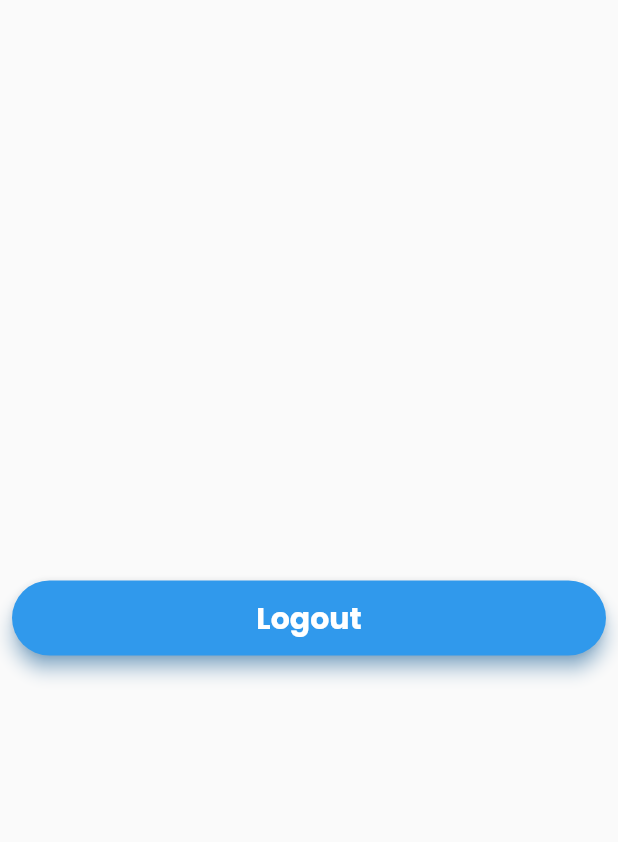
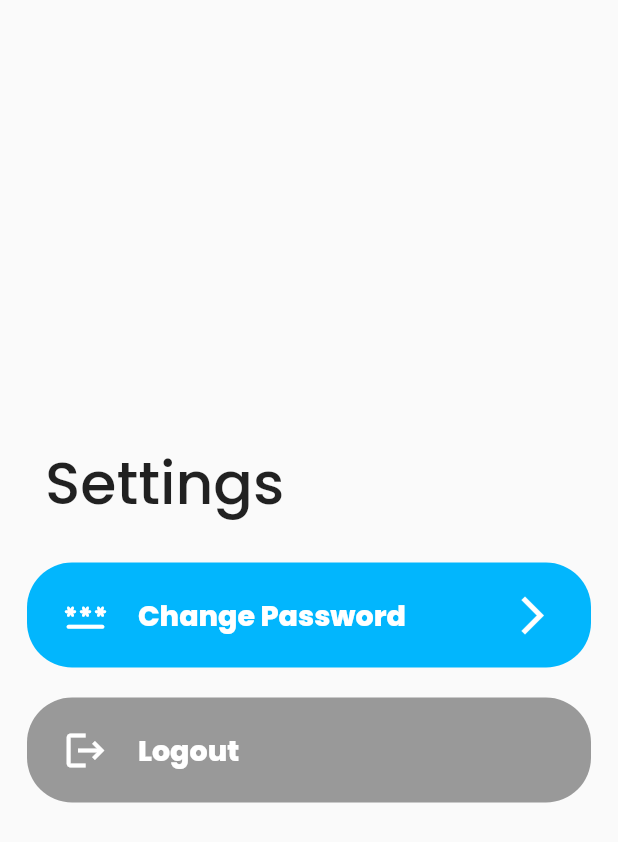
Before and after one commit to nbhatta34/XpenseApp-Android, a Flutter app: the Settings screen opened directly, on a phone screen of 412 x 824 dp. Shown: the top 842 px of the screen. Run offline on Flutter 3.47's test engine with Material 2 defaults, Android fonts, the light colour scheme and no system bars; our stand-ins replace curved_navigation_bar, flutter_spinkit, flutter_typeahead, fluttertoast, google_fonts, hive and 5 more; accounts and stored records are empty.

Commit message:
:white_check_mark: Change Password Completed

```diff
--- a/lib/Screens/Settings.dart
+++ b/lib/Screens/Settings.dart
@@ -1,6 +1,8 @@
 import 'package:flutter/material.dart';
 import 'package:google_fonts/google_fonts.dart';
+import 'package:xpense_android/Screens/ChangePassword.dart';
 import 'package:xpense_android/Screens/LoginScreen.dart';
+import 'package:fluttertoast/fluttertoast.dart';
 
 class Settings extends StatefulWidget {
   const Settings({Key? key}) : super(key: key);
@@ -18,33 +20,130 @@ class _SettingsState extends State<Settings> {
           child: Column(
             mainAxisAlignment: MainAxisAlignment.center,
             children: [
-              Padding(
-                padding: const EdgeInsets.all(8.0),
-                child: SizedBox(
-                  width: double.infinity,
-                  height: 50,
-                  child: ElevatedButton(
-                    onPressed: () {
+              Align(
+                alignment: Alignment.centerLeft,
+                child: Padding(
+                  padding: const EdgeInsets.symmetric(
+                      vertical: 14.0, horizontal: 30),
+                  child: Text(
+                    "Settings",
+                    style: GoogleFonts.poppins(
+                      fontSize: 39,
+                      fontWeight: FontWeight.w500,
+                    ),
+                  ),
+                ),
+              ),
+              InkWell(
+                onTap: () {
                   Navigator.push(
                     context,
                     MaterialPageRoute(
+                      builder: (context) => ChangePassword(),
+                    ),
+                  );
+                },
+                child: Padding(
+                  padding: const EdgeInsets.symmetric(
+                      vertical: 10.0, horizontal: 18),
+                  child: Container(
+                    padding: EdgeInsets.symmetric(vertical: 10, horizontal: 24),
+                    width: MediaQuery.of(context).size.width,
+                    decoration: BoxDecoration(
+                      color: Color.fromARGB(255, 2, 182, 253),
+                      borderRadius: BorderRadius.circular(30),
+                    ),
+                    child: Padding(
+                      padding: const EdgeInsets.symmetric(vertical: 10.0),
+                      child: Row(
+                        mainAxisAlignment: MainAxisAlignment.spaceBetween,
+                        children: [
+                          Row(
+                            children: [
+                              Icon(
+                                Icons.password_rounded,
+                                color: Colors.white,
+                                size: 30,
+                              ),
+                              SizedBox(
+                                width: 20,
+                              ),
+                              Text(
+                                "Change Password",
+                                style: GoogleFonts.poppins(
+                                  fontSize: 19,
+                                  fontWeight: FontWeight.w800,
+                                  color: Colors.white,
+                                ),
+                              ),
+                            ],
+                          ),
+                          Icon(
+                            Icons.arrow_forward_ios_outlined,
+                            color: Colors.white,
+                            size: 30,
+                          ),
+                        ],
+                      ),
+                    ),
+                  ),
+                ),
+              ),
+              InkWell(
+                key: Key("logout"),
+                onTap: () {
+                  Fluttertoast.showToast(
+                    msg: "Logged Out",
+                    backgroundColor: Colors.greenAccent,
+                    fontSize: 16,
+                    gravity: ToastGravity.TOP,
+                  );
+                  Navigator.push(
+                    (context),
+                    MaterialPageRoute(
                       builder: (context) => LoginScreen(),
-                          ));
+                    ),
+                  );
                 },
-                    child: Text(
+                child: Padding(
+                  padding: const EdgeInsets.symmetric(
+                      vertical: 10.0, horizontal: 18),
+                  child: Container(
+                    padding: EdgeInsets.symmetric(vertical: 10, horizontal: 24),
+                    width: MediaQuery.of(context).size.width,
+                    decoration: BoxDecoration(
+                      color: Color.fromARGB(255, 153, 153, 153),
+                      borderRadius: BorderRadius.circular(30),
+                    ),
+                    child: Column(
+                      children: [
+                        Align(
+                          alignment: Alignment.centerLeft,
+                          child: Padding(
+                            padding: const EdgeInsets.symmetric(vertical: 10.0),
+                            child: Row(
+                              children: [
+                                Icon(
+                                  Icons.logout,
+                                  color: Colors.white,
+                                  size: 30,
+                                ),
+                                SizedBox(
+                                  width: 20,
+                                ),
+                                Text(
                                   "Logout",
                                   style: GoogleFonts.poppins(
-                          color: Colors.white, fontSize: 20),
+                                    fontSize: 19,
+                                    fontWeight: FontWeight.w800,
+                                    color: Colors.white,
                                   ),
-                    style: ElevatedButton.styleFrom(
-                      primary: Color(0xff3099EC),
-                      shadowColor: Color(0xff3099EC),
-                      elevation: 5,
-                      shape: new RoundedRectangleBorder(
-                        borderRadius: new BorderRadius.circular(30),
                                 ),
-                      textStyle:
-                          TextStyle(fontSize: 30, fontWeight: FontWeight.bold),
+                              ],
+                            ),
+                          ),
+                        ),
+                      ],
                     ),
                   ),
                 ),
```
Also changed, not shown: lib/Screens/ChangePassword.dart (added, +187 -0 lines), lib/Screens/ResetPassword.dart (added, +221 -0 lines), lib/http/HttpUser.dart (+59 -0 lines). Lines whose indentation alone changed are shown as unchanged.
